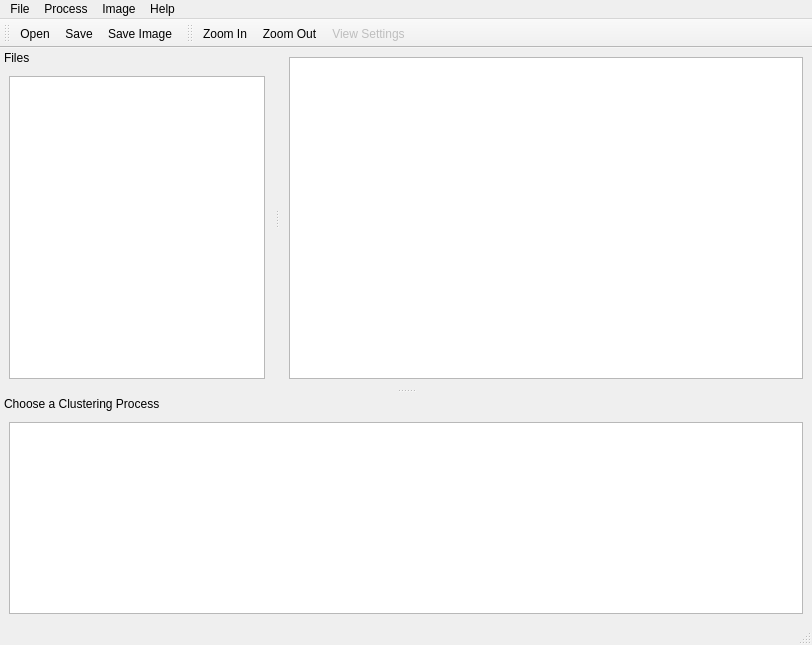
This is mainwindow.ui in encukou/cluster as Qt 5 draws it before an edit. The edited form follows.
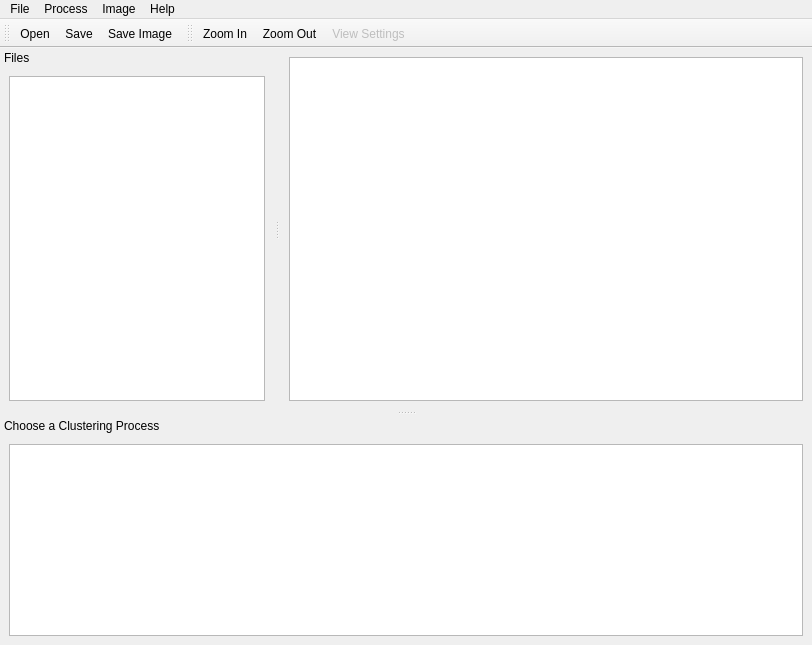
This is the edited form.

```diff
--- a/mainwindow.ui
+++ b/mainwindow.ui
@@ -72,7 +72,6 @@
    <addaction name="menuImage"/>
    <addaction name="menuHelp"/>
   </widget>
-  <widget class="QStatusBar" name="statusbar"/>
   <widget class="QDockWidget" name="dockWidget">
    <property name="features">
     <set>QDockWidget::DockWidgetMovable</set>
```
Left out of the diff: 3 changed lines with no effect on the pictures.
